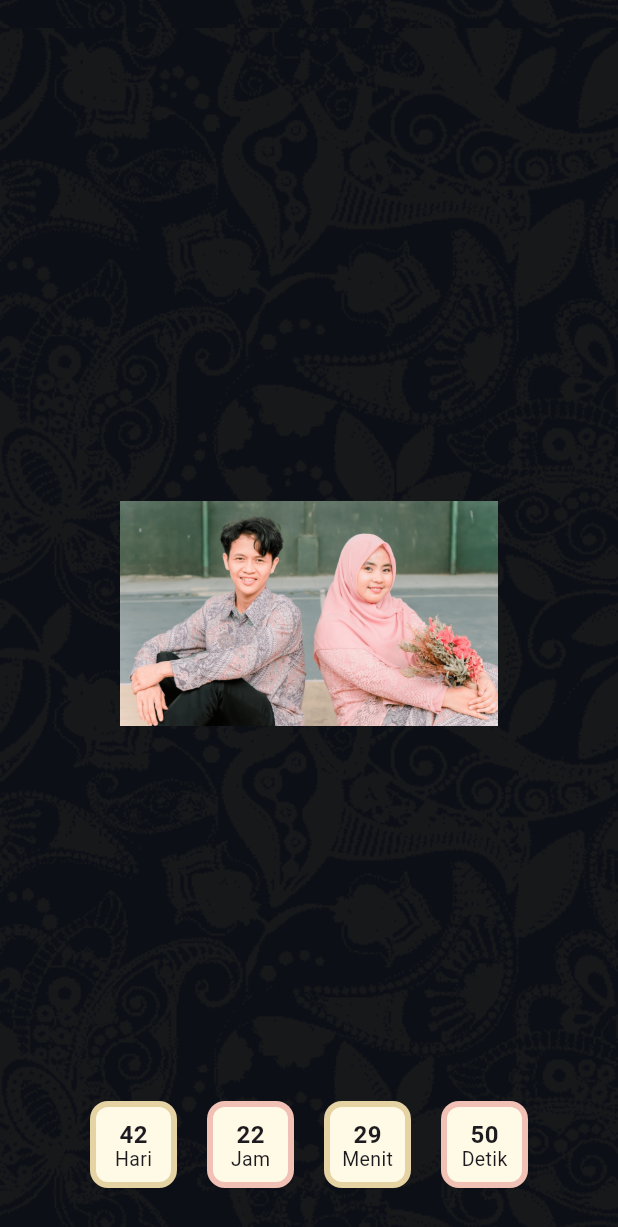
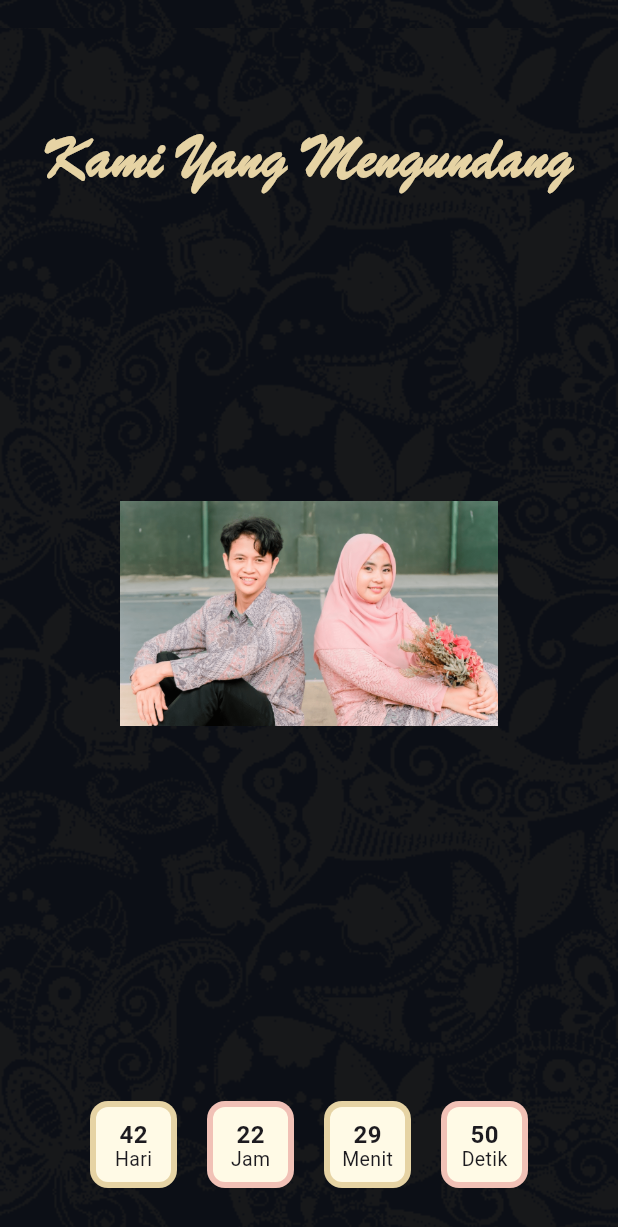
Before and after one commit to faequl96/invitation_web, a Flutter app: the screen it shows after launch, scrolled down 2304 dp, on a phone screen of 412 x 824 dp. Shown: the top 1227 px of the screen. Run offline on Flutter 3.47's test engine with Material 3 defaults, Android fonts, the phone set to English and light mode, and no system bars; our stand-ins replace get_it, get_it_mixin, gradient_borders, responsive_builder.

Commit message:
push again

```diff
--- a/lib/views/page_3/page_3.dart
+++ b/lib/views/page_3/page_3.dart
@@ -40,18 +40,29 @@ class _Page3ContentState extends State<Page3Content> with GetItStateMixin {
 
     watchOnly((ViewModel x) => x.animatedType);
 
-    double paddingSide = vM.s.width / 2 - (s(vM.w, 96, 106, 116, 126) + 50);
+    double paddingSide = vM.s.width / 2 - (s(vM.w, 104, 108, 116, 126) + 50);
 
     return Stack(
       alignment: AlignmentDirectional.bottomCenter,
       children: [
+        Positioned(
+          top: s(vM.h, 40, 48, 60, 76),
+          child: Text(
+            "Kami Yang Mengundang",
+            style: TextStyle(
+              fontFamily: "BrushScriptMT",
+              fontSize: s(vM.w, 30, 34, 38, 42),
+              fontWeight: FontWeight.w600,
+              color: const Color.fromARGB(255, 230, 211, 164),
+            ),
+          ),
+        ),
         AnimatedPositioned(
           top: vM.animatedType == AnimatedType.T1 ||
                   vM.animatedType == AnimatedType.T2
               ? vM.s.height -
-                  (s(vM.h, 240, 270, 310, 340) + s(vM.w, 120, 130, 140, 150))
-              : vM.s.height -
-                  (s(vM.h, 260, 290, 310, 340) + s(vM.w, 20, 30, 40, 50)),
+                  (s(vM.h, 240, 270, 310, 340) + s(vM.w, 126, 132, 140, 150))
+              : vM.s.height - (s(vM.h, 260, 290, 310, 340) + 40),
           right: vM.animatedType == AnimatedType.T1
               ? vM.s.width / 2
               : vM.s.width / 2 + 50,
@@ -59,12 +70,15 @@ class _Page3ContentState extends State<Page3Content> with GetItStateMixin {
           child: AnimatedOpacity(
             duration: const Duration(milliseconds: 300),
             opacity: vM.sV > vM.s.height * 3 - 280 ? 1 : 0,
-            child: AnimatedContainer(
+            child: Stack(
+              clipBehavior: Clip.none,
+              children: [
+                AnimatedContainer(
                   duration: const Duration(milliseconds: 300),
                   width: vM.sV > vM.s.height * 3 - 280
-                  ? s(vM.w, 96, 106, 116, 126)
-                  : s(vM.w, 196, 206, 216, 226),
-              height: s(vM.w, 120, 130, 140, 150),
+                      ? s(vM.w, 104, 108, 116, 126)
+                      : s(vM.w, 200, 206, 216, 226),
+                  height: s(vM.w, 126, 132, 140, 150),
                   padding: vM.animatedType == AnimatedType.T1 ||
                           vM.animatedType == AnimatedType.T2
                       ? const EdgeInsets.all(0)
@@ -83,9 +97,9 @@ class _Page3ContentState extends State<Page3Content> with GetItStateMixin {
                                 Color.fromARGB(255, 255, 198, 192),
                                 Color.fromARGB(255, 230, 211, 164),
                                 Color.fromARGB(255, 255, 198, 192),
-                            Color.fromARGB(255, 230, 211, 164),
+                                Color.fromARGB(0, 230, 211, 164),
                               ],
-                          stops: [0.1, 0.4, 0.5, 0.6, 0.9],
+                              stops: [0.1, 0.3, 0.5, 0.7, 0.9],
                               transform: GradientRotation(-0.2),
                             ),
                           ),
@@ -94,6 +108,26 @@ class _Page3ContentState extends State<Page3Content> with GetItStateMixin {
                     image: AssetImage("assets/groom.png"),
                     fit: BoxFit.fitWidth,
                   ),
+                ),
+                if (vM.animatedType == AnimatedType.T3) ...[
+                  Positioned(
+                    top: -14,
+                    left: -10,
+                    child: Image.asset(
+                      "assets/frame_top_left.png",
+                      width: s(vM.w, 52, 58, 66, 74),
+                    ),
+                  ),
+                  Positioned(
+                    bottom: -14,
+                    right: -10,
+                    child: Image.asset(
+                      "assets/frame_bottom_right.png",
+                      width: s(vM.w, 52, 58, 66, 74),
+                    ),
+                  ),
+                ],
+              ],
             ),
           ),
         ),
@@ -109,12 +143,15 @@ class _Page3ContentState extends State<Page3Content> with GetItStateMixin {
           child: AnimatedOpacity(
             duration: const Duration(milliseconds: 300),
             opacity: vM.sV > vM.s.height * 3 - 280 ? 1 : 0,
-            child: AnimatedContainer(
+            child: Stack(
+              clipBehavior: Clip.none,
+              children: [
+                AnimatedContainer(
                   duration: const Duration(milliseconds: 300),
                   width: vM.sV > vM.s.height * 3 - 280
-                  ? s(vM.w, 96, 106, 116, 126)
-                  : s(vM.w, 196, 206, 216, 226),
-              height: s(vM.w, 120, 130, 140, 150),
+                      ? s(vM.w, 104, 108, 116, 126)
+                      : s(vM.w, 200, 206, 216, 226),
+                  height: s(vM.w, 126, 132, 140, 150),
                   padding: vM.animatedType == AnimatedType.T1 ||
                           vM.animatedType == AnimatedType.T2
                       ? const EdgeInsets.all(0)
@@ -133,9 +170,9 @@ class _Page3ContentState extends State<Page3Content> with GetItStateMixin {
                                 Color.fromARGB(255, 255, 198, 192),
                                 Color.fromARGB(255, 230, 211, 164),
                                 Color.fromARGB(255, 255, 198, 192),
-                            Color.fromARGB(255, 230, 211, 164),
+                                Color.fromARGB(0, 230, 211, 164),
                               ],
-                          stops: [0.1, 0.4, 0.5, 0.6, 0.9],
+                              stops: [0.1, 0.3, 0.5, 0.7, 0.9],
                               transform: GradientRotation(-0.2),
                             ),
                           ),
@@ -145,10 +182,30 @@ class _Page3ContentState extends State<Page3Content> with GetItStateMixin {
                     fit: BoxFit.fitWidth,
                   ),
                 ),
+                if (vM.animatedType == AnimatedType.T3) ...[
+                  Positioned(
+                    top: -14,
+                    left: -10,
+                    child: Image.asset(
+                      "assets/frame_top_left.png",
+                      width: s(vM.w, 52, 58, 66, 74),
+                    ),
+                  ),
+                  Positioned(
+                    bottom: -14,
+                    right: -10,
+                    child: Image.asset(
+                      "assets/frame_bottom_right.png",
+                      width: s(vM.w, 52, 58, 66, 74),
+                    ),
+                  ),
+                ],
+              ],
+            ),
           ),
         ),
         AnimatedPositioned(
-          bottom: s(vM.h, 350, 380, 420, 450),
+          bottom: s(vM.h, 348, 378, 418, 448),
           right: vM.animatedType == AnimatedType.T3
               ? vM.s.width / 2 - 40
               : vM.s.width / 2 + 50,
@@ -158,7 +215,7 @@ class _Page3ContentState extends State<Page3Content> with GetItStateMixin {
             opacity: vM.animatedType == AnimatedType.T3 ? 1 : 0,
             child: SizedBox(
               width: vM.s.width -
-                  (s(vM.w, 96, 106, 116, 126) + 10 + paddingSide + 6),
+                  (s(vM.w, 104, 108, 116, 126) + 10 + paddingSide + 6),
               child: Column(
                 crossAxisAlignment: CrossAxisAlignment.end,
                 children: [
@@ -168,11 +225,11 @@ class _Page3ContentState extends State<Page3Content> with GetItStateMixin {
                       fontFamily: "BrushScriptMT",
                       color: const Color.fromARGB(240, 255, 204, 192),
                       fontWeight: FontWeight.bold,
-                      fontSize: s(vM.w, 44, 46, 48, 50),
+                      fontSize: s(vM.w, 46, 46.8, 48, 49.6),
                       height: 1,
                     ),
                   ),
-                  const SizedBox(height: 3),
+                  SizedBox(height: s(vM.w, 1.6, 2.2, 3, 4)),
                   Text.rich(
                     const TextSpan(children: [
                       TextSpan(
@@ -189,20 +246,20 @@ class _Page3ContentState extends State<Page3Content> with GetItStateMixin {
                     style: TextStyle(
                       fontFamily: "BrushScriptMT",
                       fontWeight: FontWeight.bold,
-                      fontSize: s(vM.w, 17, 19, 21, 23),
+                      fontSize: s(vM.w, 18.4, 19.2, 20.4, 22),
                       height: 1,
                     ),
                   ),
-                  const SizedBox(height: 14),
+                  SizedBox(height: s(vM.w, 10.6, 11.2, 12, 13)),
                   Text(
                     "Putri Tunggal dari",
                     style: TextStyle(
                       color: Colors.white,
-                      fontSize: s(vM.w, 9, 10, 11, 12),
+                      fontSize: s(vM.w, 9.6, 10, 10.8, 12),
                       height: 1.2,
                     ),
                   ),
-                  const SizedBox(height: 4),
+                  const SizedBox(height: 2),
                   Text.rich(
                     const TextSpan(children: [
                       TextSpan(
@@ -225,7 +282,7 @@ class _Page3ContentState extends State<Page3Content> with GetItStateMixin {
                       ),
                     ]),
                     style: TextStyle(
-                      fontSize: s(vM.w, 10, 11, 12, 13),
+                      fontSize: s(vM.w, 10.8, 11.2, 11.8, 12.6),
                       height: 1.2,
                     ),
                   ),
@@ -258,7 +315,7 @@ class _Page3ContentState extends State<Page3Content> with GetItStateMixin {
                       ),
                     ]),
                     style: TextStyle(
-                      fontSize: s(vM.w, 10, 11, 12, 13),
+                      fontSize: s(vM.w, 10.8, 11.2, 11.8, 12.6),
                       height: 1.2,
                     ),
                   ),
@@ -268,8 +325,7 @@ class _Page3ContentState extends State<Page3Content> with GetItStateMixin {
           ),
         ),
         AnimatedPositioned(
-          top: vM.s.height -
-              (s(vM.h, 260, 290, 310, 340) + s(vM.w, 25, 35, 45, 55)),
+          top: vM.s.height - (s(vM.h, 260, 290, 310, 340) + 46),
           left: vM.animatedType == AnimatedType.T3
               ? vM.s.width / 2 - 40
               : vM.s.width / 2 + 50,
@@ -279,7 +335,7 @@ class _Page3ContentState extends State<Page3Content> with GetItStateMixin {
             opacity: vM.animatedType == AnimatedType.T3 ? 1 : 0,
             child: SizedBox(
               width: vM.s.width -
-                  (s(vM.w, 96, 106, 116, 126) + 10 + paddingSide + 6),
+                  (s(vM.w, 104, 108, 116, 126) + 10 + paddingSide + 6),
               child: Column(
                 crossAxisAlignment: CrossAxisAlignment.start,
                 children: [
@@ -289,11 +345,11 @@ class _Page3ContentState extends State<Page3Content> with GetItStateMixin {
                       fontFamily: "BrushScriptMT",
                       color: const Color.fromARGB(255, 230, 211, 164),
                       fontWeight: FontWeight.bold,
-                      fontSize: s(vM.w, 44, 46, 48, 50),
+                      fontSize: s(vM.w, 46, 46.8, 48, 49.6),
                       height: 1,
                     ),
                   ),
-                  const SizedBox(height: 3),
+                  SizedBox(height: s(vM.w, 1.6, 2.2, 3, 4)),
                   Text.rich(
                     const TextSpan(children: [
                       TextSpan(
@@ -310,20 +366,20 @@ class _Page3ContentState extends State<Page3Content> with GetItStateMixin {
                     style: TextStyle(
                       fontFamily: "BrushScriptMT",
                       fontWeight: FontWeight.bold,
-                      fontSize: s(vM.w, 17, 19, 21, 23),
+                      fontSize: s(vM.w, 18.4, 19.2, 20.4, 22),
                       height: 1,
                     ),
                   ),
-                  const SizedBox(height: 14),
+                  SizedBox(height: s(vM.w, 10.6, 11.2, 12, 13)),
                   Text(
                     "Putra ke-empat dari",
                     style: TextStyle(
                       color: Colors.white,
-                      fontSize: s(vM.w, 9, 10, 11, 12),
+                      fontSize: s(vM.w, 9.6, 10, 10.8, 12),
                       height: 1.2,
                     ),
                   ),
-                  const SizedBox(height: 4),
+                  const SizedBox(height: 2),
                   Text.rich(
                     const TextSpan(children: [
                       TextSpan(
@@ -346,7 +402,7 @@ class _Page3ContentState extends State<Page3Content> with GetItStateMixin {
                       ),
                     ]),
                     style: TextStyle(
-                      fontSize: s(vM.w, 10, 11, 12, 13),
+                      fontSize: s(vM.w, 10.8, 11.2, 11.8, 12.6),
                       height: 1.2,
                     ),
                   ),
@@ -372,7 +428,7 @@ class _Page3ContentState extends State<Page3Content> with GetItStateMixin {
                       ),
                     ]),
                     style: TextStyle(
-                      fontSize: s(vM.w, 10, 11, 12, 13),
+                      fontSize: s(vM.w, 10.8, 11.2, 11.8, 12.6),
                       height: 1.2,
                     ),
                   ),
```
Lines whose indentation alone changed are shown as unchanged.
